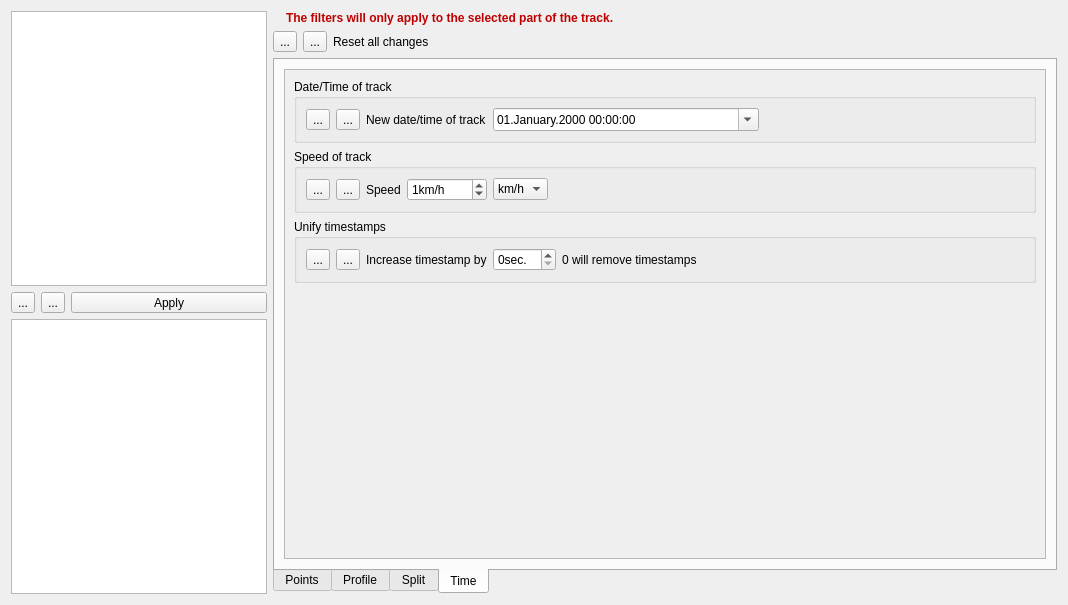
This is src/ITrackFilterWidget.ui in ntruchsess/QLandkarteGT as Qt 5 draws it before an edit. The edited form follows.
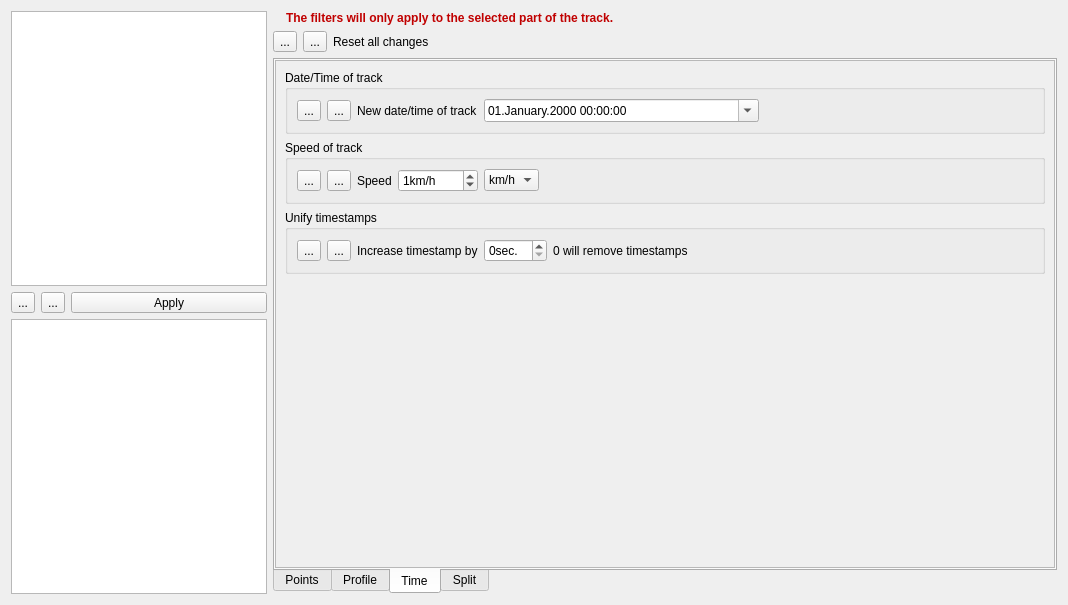
This is the edited form. The open tabs and pages were chosen to show the change. Icons and pictures are not drawn.

Diff of the .ui file:
```diff
--- a/src/ITrackFilterWidget.ui
+++ b/src/ITrackFilterWidget.ui
@@ -768,6 +768,271 @@
          </item>
         </layout>
        </widget>
+       <widget class="QWidget" name="tabAnonymous">
+        <property name="enabled">
+         <bool>true</bool>
+        </property>
+        <attribute name="icon">
+         <iconset resource="resources.qrc">
+          <normaloff>:/icons/iconTime16x16.png</normaloff>:/icons/iconTime16x16.png</iconset>
+        </attribute>
+        <attribute name="title">
+         <string>Time</string>
+        </attribute>
+        <layout class="QVBoxLayout" name="verticalLayout_6">
+         <property name="spacing">
+          <number>0</number>
+         </property>
+         <property name="margin">
+          <number>0</number>
+         </property>
+         <item>
+          <widget class="QScrollArea" name="scrollArea_4">
+           <property name="widgetResizable">
+            <bool>true</bool>
+           </property>
+           <widget class="QWidget" name="scrollAreaWidgetContents_4">
+            <property name="geometry">
+             <rect>
+              <x>0</x>
+              <y>0</y>
+              <width>782</width>
+              <height>505</height>
+             </rect>
+            </property>
+            <layout class="QVBoxLayout" name="verticalLayout_9">
+             <item>
+              <widget class="QGroupBox" name="groupTime1">
+               <property name="title">
+                <string>Date/Time of track</string>
+               </property>
+               <layout class="QHBoxLayout" name="horizontalLayout_12">
+                <item>
+                 <widget class="QToolButton" name="toolTime1Now">
+                  <property name="text">
+                   <string>...</string>
+                  </property>
+                  <property name="icon">
+                   <iconset resource="resources.qrc">
+                    <normaloff>:/icons/iconGear16x16.png</normaloff>:/icons/iconGear16x16.png</iconset>
+                  </property>
+                 </widget>
+                </item>
+                <item>
+                 <widget class="QToolButton" name="toolAddTime1">
+                  <property name="text">
+                   <string>...</string>
+                  </property>
+                  <property name="icon">
+                   <iconset resource="resources.qrc">
+                    <normaloff>:/icons/iconAdd216x16.png</normaloff>:/icons/iconAdd216x16.png</iconset>
+                  </property>
+                 </widget>
+                </item>
+                <item>
+                 <widget class="QLabel" name="label_22">
+                  <property name="text">
+                   <string>New date/time of track</string>
+                  </property>
+                 </widget>
+                </item>
+                <item>
+                 <widget class="QDateTimeEdit" name="dateTime1">
+                  <property name="sizePolicy">
+                   <sizepolicy hsizetype="MinimumExpanding" vsizetype="Fixed">
+                    <horstretch>0</horstretch>
+                    <verstretch>0</verstretch>
+                   </sizepolicy>
+                  </property>
+                  <property name="displayFormat">
+                   <string>dd.MMMM.yyyy HH:mm:ss</string>
+                  </property>
+                  <property name="calendarPopup">
+                   <bool>true</bool>
+                  </property>
+                 </widget>
+                </item>
+                <item>
+                 <spacer name="horizontalSpacer_9">
+                  <property name="orientation">
+                   <enum>Qt::Horizontal</enum>
+                  </property>
+                  <property name="sizeHint" stdset="0">
+                   <size>
+                    <width>40</width>
+                    <height>20</height>
+                   </size>
+                  </property>
+                 </spacer>
+                </item>
+               </layout>
+              </widget>
+             </item>
+             <item>
+              <widget class="QGroupBox" name="groupTime2">
+               <property name="title">
+                <string>Speed of track</string>
+               </property>
+               <layout class="QHBoxLayout" name="horizontalLayout_13">
+                <item>
+                 <widget class="QToolButton" name="toolTime2Now">
+                  <property name="text">
+                   <string>...</string>
+                  </property>
+                  <property name="icon">
+                   <iconset resource="resources.qrc">
+                    <normaloff>:/icons/iconGear16x16.png</normaloff>:/icons/iconGear16x16.png</iconset>
+                  </property>
+                 </widget>
+                </item>
+                <item>
+                 <widget class="QToolButton" name="toolAddTime2">
+                  <property name="text">
+                   <string>...</string>
+                  </property>
+                  <property name="icon">
+                   <iconset resource="resources.qrc">
+                    <normaloff>:/icons/iconAdd216x16.png</normaloff>:/icons/iconAdd216x16.png</iconset>
+                  </property>
+                 </widget>
+                </item>
+                <item>
+                 <widget class="QLabel" name="label_23">
+                  <property name="text">
+                   <string>Speed</string>
+                  </property>
+                 </widget>
+                </item>
+                <item>
+                 <widget class="QSpinBox" name="spinSpeed1">
+                  <property name="suffix">
+                   <string>km/h</string>
+                  </property>
+                  <property name="minimum">
+                   <number>0</number>
+                  </property>
+                  <property name="maximum">
+                   <number>1999</number>
+                  </property>
+                  <property name="value">
+                   <number>1</number>
+                  </property>
+                 </widget>
+                </item>
+                <item>
+                 <widget class="QComboBox" name="comboMeterFeet5">
+                  <item>
+                   <property name="text">
+                    <string notr="true">km/h</string>
+                   </property>
+                  </item>
+                  <item>
+                   <property name="text">
+                    <string notr="true">mph</string>
+                   </property>
+                  </item>
+                 </widget>
+                </item>
+                <item>
+                 <spacer name="horizontalSpacer_10">
+                  <property name="orientation">
+                   <enum>Qt::Horizontal</enum>
+                  </property>
+                  <property name="sizeHint" stdset="0">
+                   <size>
+                    <width>40</width>
+                    <height>20</height>
+                   </size>
+                  </property>
+                 </spacer>
+                </item>
+               </layout>
+              </widget>
+             </item>
+             <item>
+              <widget class="QGroupBox" name="groupTime3">
+               <property name="title">
+                <string>Unify timestamps</string>
+               </property>
+               <layout class="QHBoxLayout" name="horizontalLayout_15">
+                <item>
+                 <widget class="QToolButton" name="toolTime3Now">
+                  <property name="text">
+                   <string>...</string>
+                  </property>
+                  <property name="icon">
+                   <iconset resource="resources.qrc">
+                    <normaloff>:/icons/iconGear16x16.png</normaloff>:/icons/iconGear16x16.png</iconset>
+                  </property>
+                 </widget>
+                </item>
+                <item>
+                 <widget class="QToolButton" name="toolAddTime3">
+                  <property name="text">
+                   <string>...</string>
+                  </property>
+                  <property name="icon">
+                   <iconset resource="resources.qrc">
+                    <normaloff>:/icons/iconAdd216x16.png</normaloff>:/icons/iconAdd216x16.png</iconset>
+                  </property>
+                 </widget>
+                </item>
+                <item>
+                 <widget class="QLabel" name="label_24">
+                  <property name="text">
+                   <string>Increase timestamp by</string>
+                  </property>
+                 </widget>
+                </item>
+                <item>
+                 <widget class="QSpinBox" name="spinTime1">
+                  <property name="suffix">
+                   <string>sec.</string>
+                  </property>
+                 </widget>
+                </item>
+                <item>
+                 <widget class="QLabel" name="label_25">
+                  <property name="text">
+                   <string>0 will remove timestamps</string>
+                  </property>
+                 </widget>
+                </item>
+                <item>
+                 <spacer name="horizontalSpacer_11">
+                  <property name="orientation">
+                   <enum>Qt::Horizontal</enum>
+                  </property>
+                  <property name="sizeHint" stdset="0">
+                   <size>
+                    <width>295</width>
+                    <height>20</height>
+                   </size>
+                  </property>
+                 </spacer>
+                </item>
+               </layout>
+              </widget>
+             </item>
+             <item>
+              <spacer name="verticalSpacer_4">
+               <property name="orientation">
+                <enum>Qt::Vertical</enum>
+               </property>
+               <property name="sizeHint" stdset="0">
+                <size>
+                 <width>20</width>
+                 <height>40</height>
+                </size>
+               </property>
+              </spacer>
+             </item>
+            </layout>
+           </widget>
+          </widget>
+         </item>
+        </layout>
+       </widget>
        <widget class="QWidget" name="tab_3">
         <attribute name="icon">
          <iconset resource="resources.qrc">
@@ -1257,265 +1522,6 @@
          </item>
         </layout>
        </widget>
-       <widget class="QWidget" name="tabAnonymous">
-        <property name="enabled">
-         <bool>true</bool>
-        </property>
-        <attribute name="icon">
-         <iconset resource="resources.qrc">
-          <normaloff>:/icons/iconTime16x16.png</normaloff>:/icons/iconTime16x16.png</iconset>
-        </attribute>
-        <attribute name="title">
-         <string>Time</string>
-        </attribute>
-        <layout class="QVBoxLayout" name="verticalLayout_6">
-         <item>
-          <widget class="QScrollArea" name="scrollArea_4">
-           <property name="widgetResizable">
-            <bool>true</bool>
-           </property>
-           <widget class="QWidget" name="scrollAreaWidgetContents_4">
-            <property name="geometry">
-             <rect>
-              <x>0</x>
-              <y>0</y>
-              <width>774</width>
-              <height>497</height>
-             </rect>
-            </property>
-            <layout class="QVBoxLayout" name="verticalLayout_9">
-             <item>
-              <widget class="QGroupBox" name="groupTime1">
-               <property name="title">
-                <string>Date/Time of track</string>
-               </property>
-               <layout class="QHBoxLayout" name="horizontalLayout_12">
-                <item>
-                 <widget class="QToolButton" name="toolTime1Now">
-                  <property name="text">
-                   <string>...</string>
-                  </property>
-                  <property name="icon">
-                   <iconset resource="resources.qrc">
-                    <normaloff>:/icons/iconGear16x16.png</normaloff>:/icons/iconGear16x16.png</iconset>
-                  </property>
-                 </widget>
-                </item>
-                <item>
-                 <widget class="QToolButton" name="toolAddTime1">
-                  <property name="text">
-                   <string>...</string>
-                  </property>
-                  <property name="icon">
-                   <iconset resource="resources.qrc">
-                    <normaloff>:/icons/iconAdd216x16.png</normaloff>:/icons/iconAdd216x16.png</iconset>
-                  </property>
-                 </widget>
-                </item>
-                <item>
-                 <widget class="QLabel" name="label_22">
-                  <property name="text">
-                   <string>New date/time of track</string>
-                  </property>
-                 </widget>
-                </item>
-                <item>
-                 <widget class="QDateTimeEdit" name="dateTime1">
-                  <property name="sizePolicy">
-                   <sizepolicy hsizetype="MinimumExpanding" vsizetype="Fixed">
-                    <horstretch>0</horstretch>
-                    <verstretch>0</verstretch>
-                   </sizepolicy>
-                  </property>
-                  <property name="displayFormat">
-                   <string>dd.MMMM.yyyy HH:mm:ss</string>
-                  </property>
-                  <property name="calendarPopup">
-                   <bool>true</bool>
-                  </property>
-                 </widget>
-                </item>
-                <item>
-                 <spacer name="horizontalSpacer_9">
-                  <property name="orientation">
-                   <enum>Qt::Horizontal</enum>
-                  </property>
-                  <property name="sizeHint" stdset="0">
-                   <size>
-                    <width>40</width>
-                    <height>20</height>
-                   </size>
-                  </property>
-                 </spacer>
-                </item>
-               </layout>
-              </widget>
-             </item>
-             <item>
-              <widget class="QGroupBox" name="groupTime2">
-               <property name="title">
-                <string>Speed of track</string>
-               </property>
-               <layout class="QHBoxLayout" name="horizontalLayout_13">
-                <item>
-                 <widget class="QToolButton" name="toolTime2Now">
-                  <property name="text">
-                   <string>...</string>
-                  </property>
-                  <property name="icon">
-                   <iconset resource="resources.qrc">
-                    <normaloff>:/icons/iconGear16x16.png</normaloff>:/icons/iconGear16x16.png</iconset>
-                  </property>
-                 </widget>
-                </item>
-                <item>
-                 <widget class="QToolButton" name="toolAddTime2">
-                  <property name="text">
-                   <string>...</string>
-                  </property>
-                  <property name="icon">
-                   <iconset resource="resources.qrc">
-                    <normaloff>:/icons/iconAdd216x16.png</normaloff>:/icons/iconAdd216x16.png</iconset>
-                  </property>
-                 </widget>
-                </item>
-                <item>
-                 <widget class="QLabel" name="label_23">
-                  <property name="text">
-                   <string>Speed</string>
-                  </property>
-                 </widget>
-                </item>
-                <item>
-                 <widget class="QSpinBox" name="spinSpeed1">
-                  <property name="suffix">
-                   <string>km/h</string>
-                  </property>
-                  <property name="minimum">
-                   <number>0</number>
-                  </property>
-                  <property name="maximum">
-                   <number>1999</number>
-                  </property>
-                  <property name="value">
-                   <number>1</number>
-                  </property>
-                 </widget>
-                </item>
-                <item>
-                 <widget class="QComboBox" name="comboMeterFeet5">
-                  <item>
-                   <property name="text">
-                    <string notr="true">km/h</string>
-                   </property>
-                  </item>
-                  <item>
-                   <property name="text">
-                    <string notr="true">mph</string>
-                   </property>
-                  </item>
-                 </widget>
-                </item>
-                <item>
-                 <spacer name="horizontalSpacer_10">
-                  <property name="orientation">
-                   <enum>Qt::Horizontal</enum>
-                  </property>
-                  <property name="sizeHint" stdset="0">
-                   <size>
-                    <width>40</width>
-                    <height>20</height>
-                   </size>
-                  </property>
-                 </spacer>
-                </item>
-               </layout>
-              </widget>
-             </item>
-             <item>
-              <widget class="QGroupBox" name="groupTime3">
-               <property name="title">
-                <string>Unify timestamps</string>
-               </property>
-               <layout class="QHBoxLayout" name="horizontalLayout_15">
-                <item>
-                 <widget class="QToolButton" name="toolTime3Now">
-                  <property name="text">
-                   <string>...</string>
-                  </property>
-                  <property name="icon">
-                   <iconset resource="resources.qrc">
-                    <normaloff>:/icons/iconGear16x16.png</normaloff>:/icons/iconGear16x16.png</iconset>
-                  </property>
-                 </widget>
-                </item>
-                <item>
-                 <widget class="QToolButton" name="toolAddTime3">
-                  <property name="text">
-                   <string>...</string>
-                  </property>
-                  <property name="icon">
-                   <iconset resource="resources.qrc">
-                    <normaloff>:/icons/iconAdd216x16.png</normaloff>:/icons/iconAdd216x16.png</iconset>
-                  </property>
-                 </widget>
-                </item>
-                <item>
-                 <widget class="QLabel" name="label_24">
-                  <property name="text">
-                   <string>Increase timestamp by</string>
-                  </property>
-                 </widget>
-                </item>
-                <item>
-                 <widget class="QSpinBox" name="spinTime1">
-                  <property name="suffix">
-                   <string>sec.</string>
-                  </property>
-                 </widget>
-                </item>
-                <item>
-                 <widget class="QLabel" name="label_25">
-                  <property name="text">
-                   <string>0 will remove timestamps</string>
-                  </property>
-                 </widget>
-                </item>
-                <item>
-                 <spacer name="horizontalSpacer_11">
-                  <property name="orientation">
-                   <enum>Qt::Horizontal</enum>
-                  </property>
-                  <property name="sizeHint" stdset="0">
-                   <size>
-                    <width>295</width>
-                    <height>20</height>
-                   </size>
-                  </property>
-                 </spacer>
-                </item>
-               </layout>
-              </widget>
-             </item>
-             <item>
-              <spacer name="verticalSpacer_4">
-               <property name="orientation">
-                <enum>Qt::Vertical</enum>
-               </property>
-               <property name="sizeHint" stdset="0">
-                <size>
-                 <width>20</width>
-                 <height>40</height>
-                </size>
-               </property>
-              </spacer>
-             </item>
-            </layout>
-           </widget>
-          </widget>
-         </item>
-        </layout>
-       </widget>
       </widget>
      </item>
     </layout>
```
Left out of the diff: 10 changed lines with no effect on the pictures.
